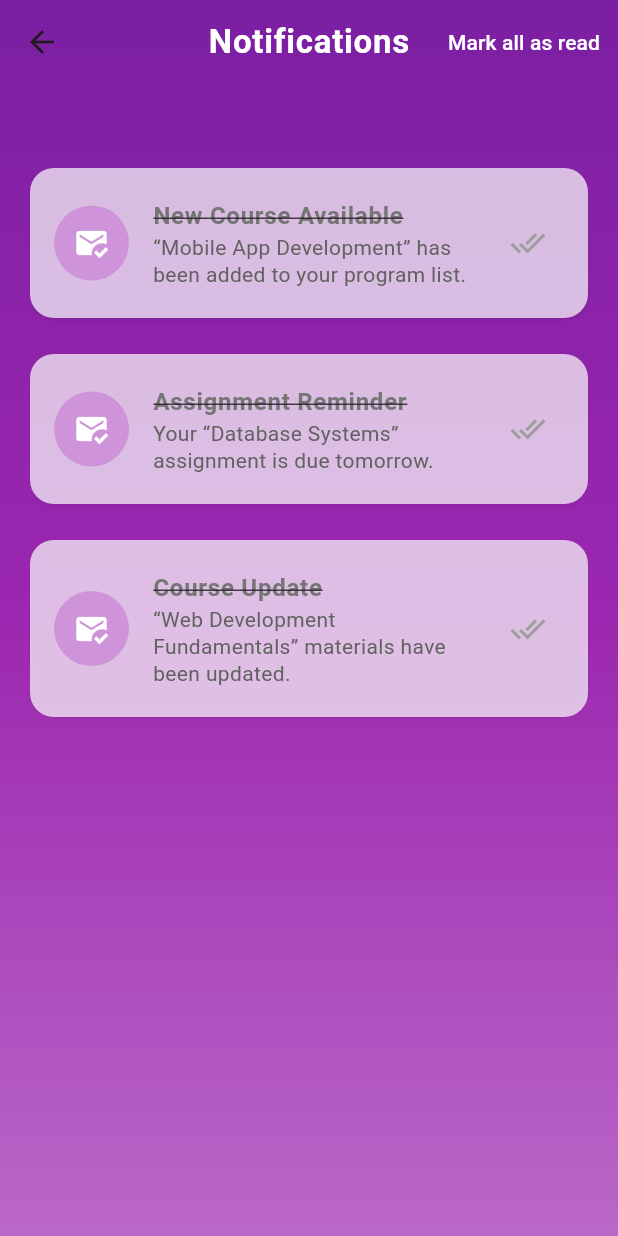
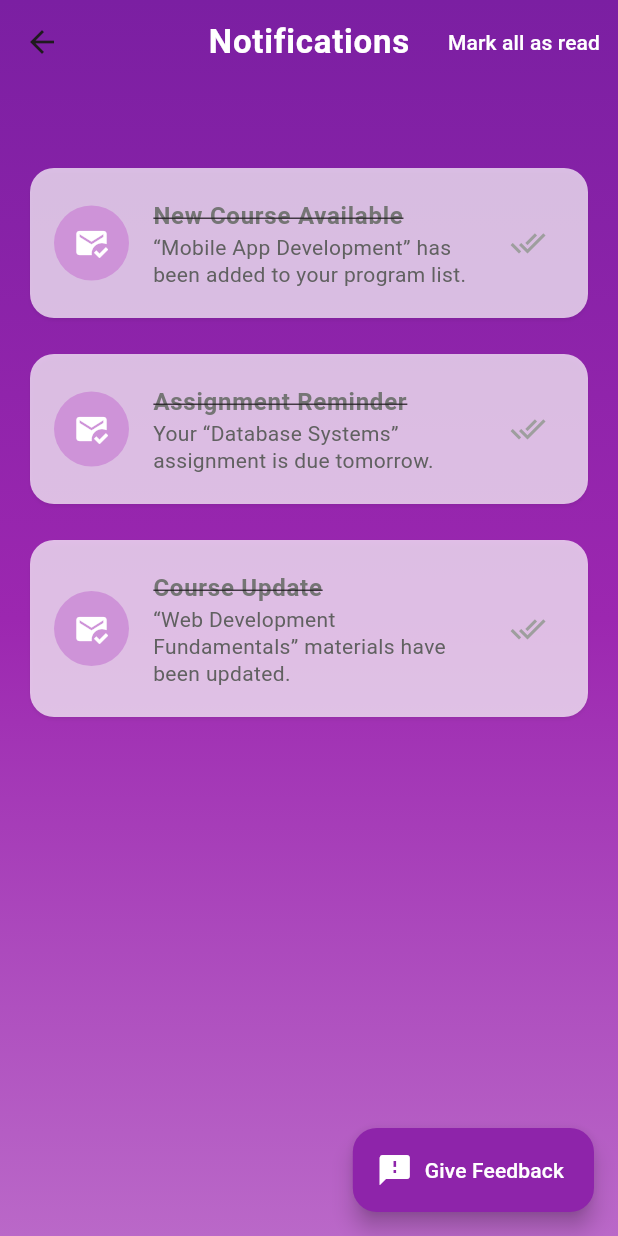
Before and after one commit to OtiliaTorgby/EduXcel, a Flutter app: the NotificationsPage screen opened by its route, after a tap on the "check circle outline" icon, after a tap on "Mark all as read", on a phone screen of 412 x 824 dp. Run offline on Flutter 3.47's test engine with Material 3 defaults, Android fonts, the phone set to English and light mode, and no system bars; our stand-ins replace firebase_auth, firebase_core, flutter_dotenv, google_sign_in; accounts and stored records are empty; network calls fail.

Commit message:
Connected Notifications screen to mock JSON and added Feedback form with validation

```diff
--- /dev/null
+++ b/lib/screens/feedback_page.dart
@@ -0,0 +1,76 @@
+import 'package:flutter/material.dart';
+
+class FeedbackPage extends StatefulWidget {
+  const FeedbackPage({super.key});
+
+  @override
+  State<FeedbackPage> createState() => _FeedbackPageState();
+}
+
+class _FeedbackPageState extends State<FeedbackPage> {
+  final _formKey = GlobalKey<FormState>();
+  final TextEditingController emailController = TextEditingController();
+  final TextEditingController feedbackController = TextEditingController();
+
+  void _submitForm() {
+    if (_formKey.currentState!.validate()) {
+      ScaffoldMessenger.of(context).showSnackBar(
+        const SnackBar(content: Text('Feedback submitted successfully!')),
+      );
+      emailController.clear();
+      feedbackController.clear();
+    }
+  }
+
+  @override
+  Widget build(BuildContext context) {
+    return Scaffold(
+      appBar: AppBar(title: const Text('Feedback Form')),
+      body: Padding(
+        padding: const EdgeInsets.all(16.0),
+        child: Form(
+          key: _formKey,
+          child: Column(
+            children: [
+              TextFormField(
+                controller: emailController,
+                decoration: const InputDecoration(
+                  labelText: 'Email',
+                  border: OutlineInputBorder(),
+                ),
+                validator: (value) {
+                  if (value == null || value.isEmpty) {
+                    return 'Email cannot be empty';
+                  } else if (!value.contains('@')) {
+                    return 'Please enter a valid email';
+                  }
+                  return null;
+                },
+              ),
+              const SizedBox(height: 16),
+              TextFormField(
+                controller: feedbackController,
+                decoration: const InputDecoration(
+                  labelText: 'Your Feedback',
+                  border: OutlineInputBorder(),
+                ),
+                maxLines: 3,
+                validator: (value) {
+                  if (value == null || value.isEmpty) {
+                    return 'Feedback cannot be empty';
+                  }
+                  return null;
+                },
+              ),
+              const SizedBox(height: 20),
+              ElevatedButton(
+                onPressed: _submitForm,
+                child: const Text('Submit'),
+              ),
+            ],
+          ),
+        ),
+      ),
+    );
+  }
+}
--- a/lib/screens/notifications_page.dart
+++ b/lib/screens/notifications_page.dart
@@ -1,4 +1,8 @@
+import 'dart:convert';
 import 'package:flutter/material.dart';
+import 'package:flutter/services.dart';
+import '../styles/notifications_style.dart';
+import '../screens/feedback_page.dart';
 
 class NotificationsPage extends StatefulWidget {
   const NotificationsPage({super.key});
@@ -8,51 +12,47 @@ class NotificationsPage extends StatefulWidget {
 }
 
 class _NotificationsPageState extends State<NotificationsPage> {
-  List<Map<String, dynamic>> notifications = [
-    {
-      'title': 'New Course Available',
-      'message':
-          '“Mobile App Development” has been added to your program list.',
-      'time': '2 hours ago',
-      'isRead': false,
-    },
-    {
-      'title': 'Assignment Reminder',
-      'message': 'Your “Database Systems” assignment is due tomorrow.',
-      'time': '5 hours ago',
-      'isRead': false,
-    },
-    {
-      'title': 'Course Update',
-      'message': '“Web Development Fundamentals” materials have been updated.',
-      'time': '1 day ago',
-      'isRead': false,
-    },
-  ];
+  List<Map<String, dynamic>> notifications = [];
 
-  /// Simulate a refresh (you can later replace this with a backend call)
+  @override
+  void initState() {
+    super.initState();
+    _loadNotifications();
+  }
+
+  Future<void> _loadNotifications() async {
+    try {
+      final String response =
+      await rootBundle.loadString('assets/data/notifications.json');
+      final List<dynamic> data = json.decode(response);
+      setState(() {
+        notifications =
+            data.map((item) => Map<String, dynamic>.from(item)).toList();
+      });
+    } catch (e) {
+      debugPrint("Failed to load notifications: $e");
+    }
+  }
+
   Future<void> _refreshNotifications() async {
     await Future.delayed(const Duration(seconds: 1));
+
+    // Reload existing notifications
+    await _loadNotifications();
+
+    // Add simulated new notification at the top
     setState(() {
       notifications.insert(0, {
         'title': 'New Announcement',
-        'message': '“UI/UX Design” workshop is happening tomorrow!',
+        'message': '“UI/UX Design Workshop” is happening tomorrow!',
         'time': 'Just now',
         'isRead': false,
       });
     });
 
-    ScaffoldMessenger.of(
-      context,
-    ).showSnackBar(const SnackBar(content: Text('Notifications updated')));
-  }
-
-  void _markAllAsRead() {
-    setState(() {
-      for (var n in notifications) {
-        n['isRead'] = true;
-      }
-    });
+    ScaffoldMessenger.of(context).showSnackBar(
+      const SnackBar(content: Text('Notifications refreshed!')),
+    );
   }
 
   void _markAsRead(int index) {
@@ -61,22 +61,32 @@ class _NotificationsPageState extends State<NotificationsPage> {
     });
   }
 
+  void _markAllAsRead() {
+    setState(() {
+      for (var notification in notifications) {
+        notification['isRead'] = true;
+      }
+    });
+  }
+
   @override
   Widget build(BuildContext context) {
     return Scaffold(
       extendBodyBehindAppBar: true,
-      appBar: AppBar(
+      appBar: _buildAppBar(),
+      body: _buildBody(),
+      floatingActionButton: _buildFeedbackButton(),
+    );
+  }
+
+  AppBar _buildAppBar() {
+    return AppBar(
       centerTitle: true,
       elevation: 0,
       backgroundColor: Colors.transparent,
       title: const Text(
         'Notifications',
-          style: TextStyle(
-            fontWeight: FontWeight.bold,
-            fontSize: 22,
-            color: Colors.white,
-            letterSpacing: 0.5,
-          ),
+        style: NotificationStyles.appBarTextStyle,
       ),
       actions: [
         TextButton(
@@ -87,38 +97,34 @@ class _NotificationsPageState extends State<NotificationsPage> {
           ),
         ),
       ],
-      ),
-      body: Container(
-        decoration: const BoxDecoration(
-          gradient: LinearGradient(
-            colors: [Color(0xFF7B1FA2), Color(0xFF9C27B0), Color(0xFFBA68C8)],
-            begin: Alignment.topCenter,
-            end: Alignment.bottomCenter,
-          ),
-        ),
+    );
+  }
+
+  Widget _buildBody() {
+    return Container(
+      decoration: NotificationStyles.backgroundGradient,
       child: RefreshIndicator(
         onRefresh: _refreshNotifications,
         color: Colors.white,
         backgroundColor: Colors.purpleAccent,
         child: notifications.isEmpty
             ? ListView(
-                  children: const [
-                    SizedBox(height: 250),
+          physics: const AlwaysScrollableScrollPhysics(),
+          children: [
+            const SizedBox(height: NotificationStyles.emptyStateTopPadding),
             Center(
               child: Column(
-                        children: [
+                mainAxisSize: MainAxisSize.min,
+                children: const [
                   Icon(
                     Icons.inbox_rounded,
                     color: Colors.white70,
-                            size: 60,
+                    size: NotificationStyles.emptyStateIconSize,
                   ),
                   SizedBox(height: 10),
                   Text(
-                            'You’re all caught up!',
-                            style: TextStyle(
-                              color: Colors.white70,
-                              fontSize: 16,
-                            ),
+                    "You're all caught up!",
+                    style: NotificationStyles.emptyStateTextStyle,
                   ),
                 ],
               ),
@@ -126,78 +132,97 @@ class _NotificationsPageState extends State<NotificationsPage> {
           ],
         )
             : ListView.builder(
-                  padding: const EdgeInsets.only(top: 100, bottom: 16),
+          physics: const AlwaysScrollableScrollPhysics(),
+          padding: const EdgeInsets.only(
+            top: NotificationStyles.listTopPadding,
+            bottom: NotificationStyles.listBottomPadding,
+          ),
           itemCount: notifications.length,
           itemBuilder: (context, index) {
-                    final item = notifications[index];
-                    final isRead = item['isRead'] as bool;
+            return NotificationCard(
+              notification: notifications[index],
+              onMarkAsRead: () => _markAsRead(index),
+            );
+          },
+        ),
+      ),
+    );
+  }
 
+  Widget _buildFeedbackButton() {
+    return FloatingActionButton.extended(
+      onPressed: () {
+        Navigator.push(
+          context,
+          MaterialPageRoute(builder: (context) => const FeedbackPage()),
+        );
+      },
+      backgroundColor: NotificationStyles.primaryPurple,
+      icon: const Icon(Icons.feedback, color: Colors.white),
+      label: const Text(
+        'Give Feedback',
+        style: TextStyle(color: Colors.white),
+      ),
+    );
+  }
+}
+
+// Notification Card Widget
+class NotificationCard extends StatelessWidget {
+  final Map<String, dynamic> notification;
+  final VoidCallback onMarkAsRead;
+
+  const NotificationCard({
+    super.key,
+    required this.notification,
+    required this.onMarkAsRead,
+  });
+
+  bool get isRead => notification['isRead'] as bool;
+  String get title => notification['title'] as String;
+  String get message => notification['message'] as String;
+
+  @override
+  Widget build(BuildContext context) {
     return Padding(
       padding: const EdgeInsets.symmetric(
-                        horizontal: 16,
-                        vertical: 8,
+        horizontal: NotificationStyles.cardHorizontalPadding,
+        vertical: NotificationStyles.cardVerticalPadding,
       ),
       child: Card(
-                        elevation: isRead ? 1 : 4,
+        elevation: NotificationStyles.cardElevation(isRead),
         shadowColor: Colors.black26,
-                        color: isRead
-                            ? Colors.white.withOpacity(0.7)
-                            : Colors.white.withOpacity(0.95),
-                        shape: RoundedRectangleBorder(
-                          borderRadius: BorderRadius.circular(16),
-                        ),
+        color: NotificationStyles.cardColor(isRead),
+        shape: NotificationStyles.cardShape,
         child: ListTile(
           contentPadding: const EdgeInsets.symmetric(
             horizontal: 16,
             vertical: 12,
           ),
           leading: CircleAvatar(
-                            radius: 25,
-                            backgroundColor: isRead
-                                ? Colors.purple[200]
-                                : const Color(0xFF8E24AA),
+            radius: NotificationStyles.avatarRadius,
+            backgroundColor:
+            NotificationStyles.avatarBackgroundColor(isRead),
             child: Icon(
-                              isRead
-                                  ? Icons.mark_email_read
-                                  : Icons.notifications_active,
+              NotificationStyles.avatarIcon(isRead),
               color: Colors.white,
             ),
           ),
           title: Text(
-                            item['title']!,
-                            style: TextStyle(
-                              fontWeight: FontWeight.w600,
-                              color: isRead
-                                  ? Colors.grey[600]
-                                  : const Color(0xFF4A148C),
-                              decoration: isRead
-                                  ? TextDecoration.lineThrough
-                                  : null,
-                            ),
+            title,
+            style: NotificationStyles.notificationTitleStyle(isRead),
           ),
           subtitle: Text(
-                            item['message']!,
-                            style: TextStyle(
-                              color: isRead ? Colors.grey[700] : Colors.black87,
-                              height: 1.3,
-                            ),
+            message,
+            style: NotificationStyles.notificationSubtitleStyle(isRead),
           ),
           trailing: IconButton(
             icon: Icon(
-                              isRead
-                                  ? Icons.done_all
-                                  : Icons.check_circle_outline,
-                              color: isRead
-                                  ? Colors.grey
-                                  : const Color(0xFF7B1FA2),
+              NotificationStyles.trailingIcon(isRead),
+              color: NotificationStyles.trailingIconColor(isRead),
             ),
             tooltip: 'Mark as read',
-                            onPressed: isRead ? null : () => _markAsRead(index),
-                          ),
-                        ),
-                      ),
-                    );
-                  },
+            onPressed: isRead ? null : onMarkAsRead,
           ),
         ),
       ),
--- /dev/null
+++ b/lib/styles/notifications_style.dart
@@ -0,0 +1,94 @@
+import 'package:flutter/material.dart';
+
+class NotificationStyles {
+  // Prevent instantiation
+  NotificationStyles._();
+
+  // Typography
+  static const double appBarFontSize = 22.0;
+  static const double appBarLetterSpacing = 0.5;
+  static const double emptyStateFontSize = 16.0;
+
+  // Spacing & Sizing
+  static const double emptyStateIconSize = 60.0;
+  static const double emptyStateTopPadding = 250.0;
+  static const double listTopPadding = 100.0;
+  static const double listBottomPadding = 16.0;
+  static const double cardHorizontalPadding = 16.0;
+  static const double cardVerticalPadding = 8.0;
+  static const double cardBorderRadius = 16.0;
+  static const double avatarRadius = 25.0;
+
+  // Colors
+  static const List<Color> gradientColors = [
+    Color(0xFF7B1FA2),
+    Color(0xFF9C27B0),
+    Color(0xFFBA68C8),
+  ];
+
+  static const Color primaryPurple = Color(0xFF8E24AA);
+  static const Color darkPurple = Color(0xFF4A148C);
+  static const Color accentPurple = Color(0xFF7B1FA2);
+
+  // Text Styles
+  static const TextStyle appBarTextStyle = TextStyle(
+    fontWeight: FontWeight.bold,
+    fontSize: appBarFontSize,
+    color: Colors.white,
+    letterSpacing: appBarLetterSpacing,
+  );
+
+  static const TextStyle emptyStateTextStyle = TextStyle(
+    color: Colors.white70,
+    fontSize: emptyStateFontSize,
+  );
+
+  static TextStyle notificationTitleStyle(bool isRead) => TextStyle(
+    fontWeight: FontWeight.w600,
+    color: isRead ? Colors.grey[600] : darkPurple,
+    decoration: isRead ? TextDecoration.lineThrough : null,
+  );
+
+  static TextStyle notificationSubtitleStyle(bool isRead) => TextStyle(
+    color: isRead ? Colors.grey[700] : Colors.black87,
+    height: 1.3,
+  );
+
+  // Decorations
+  static const BoxDecoration backgroundGradient = BoxDecoration(
+    gradient: LinearGradient(
+      colors: gradientColors,
+      begin: Alignment.topCenter,
+      end: Alignment.bottomCenter,
+    ),
+  );
+
+  static ShapeBorder cardShape = RoundedRectangleBorder(
+    borderRadius: BorderRadius.circular(cardBorderRadius),
+  );
+
+  // Card styling
+  static Color cardColor(bool isRead) => isRead
+      ? Colors.white.withOpacity(0.7)
+      : Colors.white.withOpacity(0.95);
+
+  static double cardElevation(bool isRead) => isRead ? 1.0 : 4.0;
+
+  // Avatar styling
+  static Color avatarBackgroundColor(bool isRead) => isRead
+      ? Colors.purple[200]!
+      : primaryPurple;
+
+  static IconData avatarIcon(bool isRead) => isRead
+      ? Icons.mark_email_read
+      : Icons.notifications_active;
+
+  // Trailing button styling
+  static IconData trailingIcon(bool isRead) => isRead
+      ? Icons.done_all
+      : Icons.check_circle_outline;
+
+  static Color trailingIconColor(bool isRead) => isRead
+      ? Colors.grey
+      : accentPurple;
+}
--- a/pubspec.yaml
+++ b/pubspec.yaml
@@ -61,6 +61,7 @@ flutter:
   assets:
     - assets/google.png
     - .env
+    - assets/data/notifications.json
    # - images/a_dot_ham.jpeg
 
   # An image asset can refer to one or more resolution-specific "variants", see
```
Also changed, not shown: assets/data/notifications.json (added, +20 -0 lines). Lines whose indentation alone changed are shown as unchanged.
